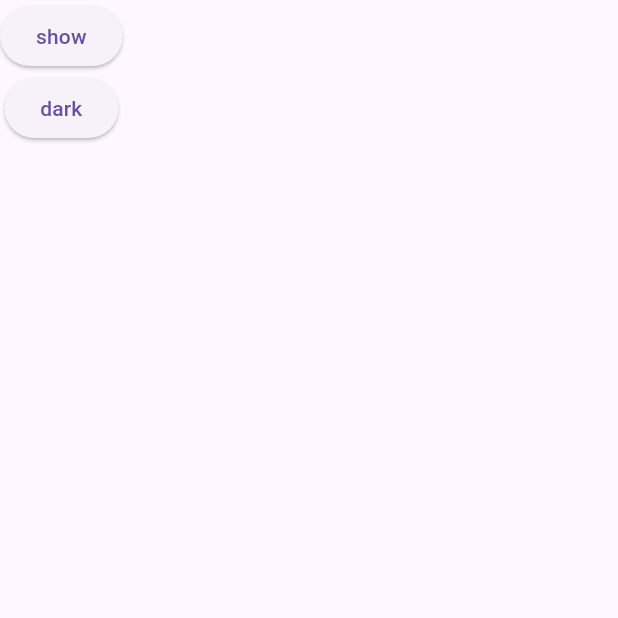
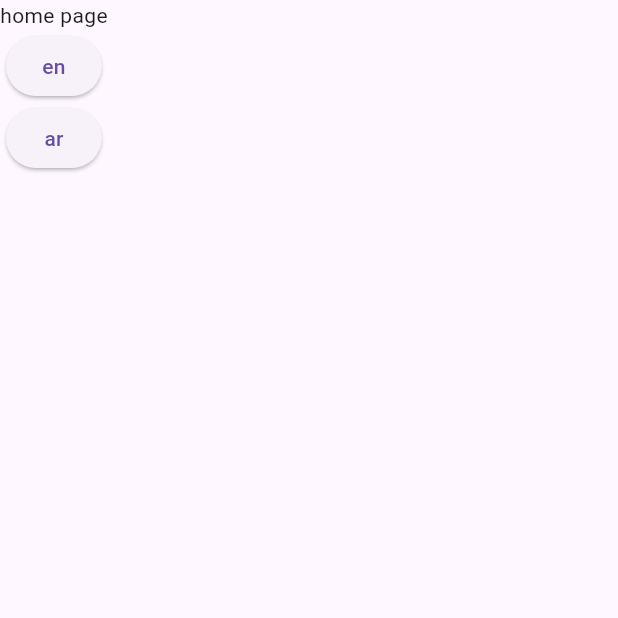
Before and after one commit to najm-flutter/curd-app, a Flutter app: the screen it shows after launch, on a phone screen of 412 x 824 dp, the top half of it. Run offline on Flutter 3.47's test engine with Material 3 defaults, Android fonts, the light colour scheme and no system bars; our stand-ins replace bloc, flutter_bloc.

Commit message:
Create language with bloc

```diff
--- /dev/null
+++ b/assets/ar.json
@@ -0,0 +1,3 @@
+{
+    "home" : "الصفحة الرئيسية "
+}
--- /dev/null
+++ b/assets/en.json
@@ -0,0 +1,3 @@
+{
+    "home": "home page"
+}
--- /dev/null
+++ b/lib/applocalization.dart
@@ -0,0 +1,38 @@
+import 'dart:convert';
+
+import 'package:flutter/material.dart';
+import 'package:flutter/services.dart';
+
+class Applocalization {
+  Locale? locale ;
+  Applocalization({this.locale}) ;
+
+  static Applocalization? of(BuildContext context) {
+    return Localizations.of<Applocalization>(context , Applocalization) ;
+  }
+  static LocalizationsDelegate<Applocalization> delegate = ApplocalizationDelegate() ;
+  late Map<String , String> jsonString  ;
+  Future loadlang ()async {
+    String string  = await rootBundle.loadString('assets/${locale!.languageCode}.json') ;
+    Map<String , dynamic> jsonDynmec = jsonDecode(string) ;
+    jsonString = jsonDynmec.map((key, value) => MapEntry(key, value.toString())) ;
+  }
+   String translate(String key)=> jsonString[key]?? "" ;
+}
+class ApplocalizationDelegate extends LocalizationsDelegate<Applocalization> {
+  @override
+  bool isSupported(Locale locale) {
+   return ["ar" , "en"].contains(locale.languageCode) ;
+  }
+
+  @override
+  Future<Applocalization> load(Locale locale) async {
+  Applocalization applocalization =  Applocalization(locale: locale) ;
+  await applocalization.loadlang() ;
+  return applocalization ;
+  }
+
+  @override
+  bool shouldReload(covariant LocalizationsDelegate<Applocalization> old)=> false ;
+
+}
--- a/lib/bloc/bloc/bloc/them_bloc.dart
+++ /dev/null
@@ -1,18 +0,0 @@
-import 'package:bloc/bloc.dart';
-import 'package:flutter/material.dart';
-import 'package:meta/meta.dart';
-
-part 'them_event.dart';
-part 'them_state.dart';
-
-class ThemBloc extends Bloc<ThemEvent, ThemState> {
-  ThemBloc() : super(ThemInitial()) {
-    on<ThemEvent>((event, emit) {
-    if (event is LightThemEvent) {
-      emit(LightThemState(themeData: ThemeData.light())) ;
-    } else if (event is DarkThemEvent) {
-    emit(DarkThemState(themeData: ThemeData.dark())) ;
-    }
-    });
-  }
-}
--- a/lib/bloc/bloc/bloc/them_event.dart
+++ /dev/null
@@ -1,10 +0,0 @@
-part of 'them_bloc.dart';
-
-@immutable
-sealed class ThemEvent {}
-class LightThemEvent extends ThemEvent {
-
-}
-class DarkThemEvent extends ThemEvent {
-
-}
--- a/lib/bloc/bloc/bloc/them_state.dart
+++ /dev/null
@@ -1,17 +0,0 @@
-part of 'them_bloc.dart';
-
-@immutable
-sealed class ThemState {}
-
-final class ThemInitial extends ThemState {}
-final class LightThemState extends ThemState {
-  final ThemeData themeData ;
-
-  LightThemState({required this.themeData});
-
-}
-final class DarkThemState extends ThemState {
-  final ThemeData themeData ;
-
-  DarkThemState({required this.themeData});
-}
--- /dev/null
+++ b/lib/bloc/bloc/chnge_lang_event.dart
@@ -0,0 +1,7 @@
+part of 'chnge_lang_bloc.dart';
+
+@immutable
+sealed class ChngeLangEvent {}
+
+class ChngeLangEventEn extends ChngeLangEvent {}
+class ChngeLangEventAr extends ChngeLangEvent {}
--- /dev/null
+++ b/lib/bloc/bloc/chnge_lang_state.dart
@@ -0,0 +1,11 @@
+part of 'chnge_lang_bloc.dart';
+
+@immutable
+sealed class ChngeLangState {}
+
+final class ChngeLangInitial extends ChngeLangState {}
+final class ChngeLang extends ChngeLangState {
+   final String languageCode ;
+
+  ChngeLang({required this.languageCode});
+}
--- a/lib/layear/screens/home.dart
+++ b/lib/layear/screens/home.dart
@@ -1,4 +1,5 @@
-import 'package:block_test/bloc/bloc/bloc/them_bloc.dart';
+import 'package:block_test/applocalization.dart';
+import 'package:block_test/bloc/bloc/chnge_lang_bloc.dart';
 import 'package:flutter/material.dart';
 import 'package:flutter_bloc/flutter_bloc.dart';
 
@@ -9,8 +10,9 @@ class Home extends StatelessWidget {
   Widget build(BuildContext context) {
     return Scaffold(
       body: Column(children: [
-        ElevatedButton(onPressed: ()=> BlocProvider.of<ThemBloc>(context).add(LightThemEvent()), child: const Text("show")) ,
-        ElevatedButton(onPressed: ()=> BlocProvider.of<ThemBloc>(context).add(DarkThemEvent()), child: const Text("dark")) ,
+        Text(Applocalization.of(context)!.translate('home')) ,
+        ElevatedButton(onPressed: ()=> BlocProvider.of<ChngeLangBloc>(context).add(ChngeLangEventEn()), child: const Text("en")) ,
+        ElevatedButton(onPressed: ()=> BlocProvider.of<ChngeLangBloc>(context).add(ChngeLangEventAr()), child: const Text("ar")) ,
       ],)  ,
     );
   }
--- a/lib/main.dart
+++ b/lib/main.dart
@@ -1,7 +1,9 @@
-import 'package:block_test/bloc/bloc/bloc/them_bloc.dart';
+import 'package:block_test/applocalization.dart';
+import 'package:block_test/bloc/bloc/chnge_lang_bloc.dart';
 import 'package:block_test/layear/screens/home.dart';
 import 'package:flutter/material.dart';
 import 'package:flutter_bloc/flutter_bloc.dart';
+import 'package:flutter_localizations/flutter_localizations.dart';
 
 void main() {
   runApp(const MyApp());
@@ -14,10 +16,11 @@ class MyApp extends StatelessWidget {
   @override
   Widget build(BuildContext context) {
     return BlocProvider(
-      create: (context) => ThemBloc(),
-      child: BlocBuilder<ThemBloc, ThemState>(
+      create: (context) => ChngeLangBloc(),
+      child: BlocBuilder<ChngeLangBloc, ChngeLangState>(
         builder: (context, state) {
           return MaterialApp(
+            locale: state is ChngeLang ? Locale(state.languageCode) : Locale("en"),
             supportedLocales: [Locale('ar'), Locale('en')],
             localeResolutionCallback: (locale, supportedLocales) {
               for (var supporte in supportedLocales) {
@@ -26,19 +29,17 @@ class MyApp extends StatelessWidget {
                     return supporte;
                   }
                 }
-
               }
               return supportedLocales.first;
             },
             localizationsDelegates: [
-
+              Applocalization.delegate,
+              GlobalMaterialLocalizations.delegate,
+              GlobalCupertinoLocalizations.delegate,
+              GlobalWidgetsLocalizations.delegate,
             ],
             title: 'Flutter Demo',
-            theme: state is LightThemState
-                ? state.themeData
-                : state is DarkThemState
-                    ? state.themeData
-                    : ThemeData.light(),
+            theme: ThemeData.light(),
             home: const Home(),
           );
         },
--- a/pubspec.yaml
+++ b/pubspec.yaml
@@ -39,6 +39,8 @@ dependencies:
   bloc: ^8.1.4
   meta: ^1.10.0
   flutter_localization: ^0.2.0
+  flutter_localizations:
+    sdk: flutter
 
 dev_dependencies:
   flutter_test:
@@ -63,8 +65,8 @@ flutter:
   uses-material-design: true
 
   # To add assets to your application, add an assets section, like this:
-  # assets:
-  #   - images/a_dot_burr.jpeg
+  assets:
+    - assets/
   #   - images/a_dot_ham.jpeg
 
   # An image asset can refer to one or more resolution-specific "variants", see
```
Also changed, not shown: lib/bloc/bloc/chnge_lang_bloc.dart (added, +18 -0 lines), pubspec.lock.
